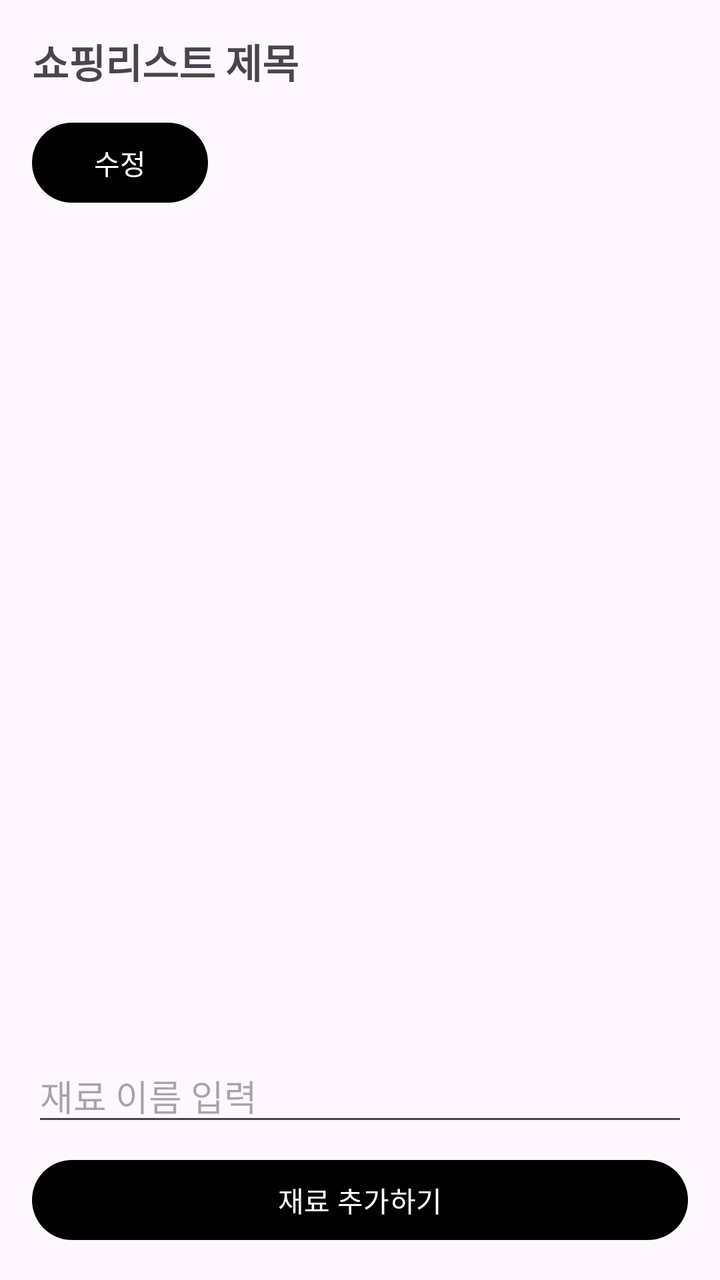
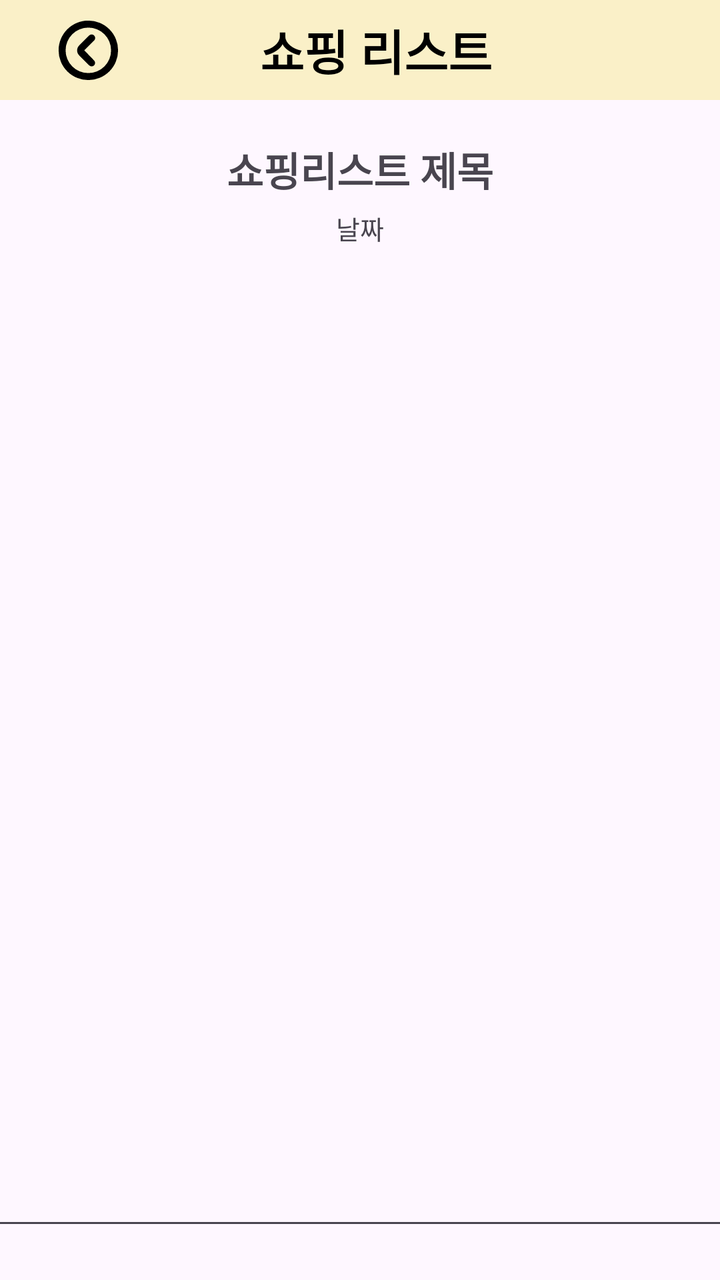

An Android layout rendered at two revisions. The XML below is the earlier revision; the diff shows what the commit changed to produce the second picture.
<!-- AndroidManifest.xml: application theme Theme.PickAndCook -->
<!-- res/layout/fragment_shopping_list_detail.xml -->
<?xml version="1.0" encoding="utf-8"?>
<LinearLayout xmlns:android="http://schemas.android.com/apk/res/android"
    android:layout_width="match_parent"
    android:layout_height="match_parent"
    android:orientation="vertical"
    android:padding="16dp">

    <TextView
        android:id="@+id/tvListTitle"
        android:layout_width="wrap_content"
        android:layout_height="wrap_content"
        android:text="쇼핑리스트 제목"
        android:textSize="20sp"
        android:textStyle="bold"
        android:layout_marginBottom="12dp" />

    <Button
        android:id="@+id/btnEditTitle"
        android:layout_width="wrap_content"
        android:layout_height="wrap_content"
        android:text="수정" />

    <androidx.recyclerview.widget.RecyclerView
        android:id="@+id/rvIngredients"
        android:layout_width="match_parent"
        android:layout_height="0dp"
        android:layout_weight="1"
        android:layout_marginBottom="12dp" />

    <EditText
        android:id="@+id/etNewIngredient"
        android:layout_width="match_parent"
        android:layout_height="wrap_content"
        android:hint="재료 이름 입력" />

    <Button
        android:id="@+id/btnAddIngredient"
        android:layout_width="match_parent"
        android:layout_height="wrap_content"
        android:text="재료 추가하기"
        android:layout_marginTop="8dp" />

</LinearLayout>
<!-- resources referenced by this layout -->
<resources>
  <style name="Theme.PickAndCook" parent="Base.Theme.PickAndCook" />
  <style name="Base.Theme.PickAndCook" parent="Theme.Material3.DayNight.NoActionBar">
          
          <item name="colorPrimary">@color/black</item>
      </style>
  <color name="black">#FF000000</color>
</resources>

<!-- the commit's change to res/layout/fragment_shopping_list_detail.xml (unified diff, before → after) -->
@@ -1,43 +1,102 @@
 <?xml version="1.0" encoding="utf-8"?>
 <LinearLayout xmlns:android="http://schemas.android.com/apk/res/android"
+    xmlns:app="http://schemas.android.com/apk/res-auto"
     android:layout_width="match_parent"
     android:layout_height="match_parent"
     android:orientation="vertical"
-    android:padding="16dp">
+    android:gravity="center_horizontal">
+
+    
+    <androidx.appcompat.widget.Toolbar
+        android:id="@+id/toolbar"
+        android:layout_width="match_parent"
+        android:layout_height="50dp"
+        android:background="@color/main"
+        android:paddingStart="16dp"
+        app:navigationIcon="@drawable/ic_arrow_back">
+
+        <TextView
+            android:layout_width="wrap_content"
+            android:layout_height="wrap_content"
+            android:layout_gravity="center"
+            android:text="쇼핑 리스트"
+            android:textAppearance="@style/TitleTextStyle" />
+    </androidx.appcompat.widget.Toolbar>
+
+    <FrameLayout
+        android:layout_width="match_parent"
+        android:layout_height="wrap_content"
+        android:layout_marginBottom="5dp">
+
+        <TextView
+            android:id="@+id/tvListTitle"
+            android:layout_width="match_parent"
+            android:layout_height="wrap_content"
+            android:text="쇼핑리스트 제목"
+            android:textSize="@dimen/title2_text_size"
+            android:textStyle="bold"
+            android:gravity="center"
+            android:layout_marginTop="20dp"/>
+
+        <EditText
+            android:id="@+id/etEditTitle"
+            android:layout_width="match_parent"
+            android:layout_height="wrap_content"
+            android:visibility="gone"
+            android:textSize="@dimen/title2_text_size"
+            android:textStyle="bold"
+            android:gravity="center"
+            android:layout_marginTop="20dp"
+            android:imeOptions="actionDone"
+            android:inputType="text"
+            android:background="@android:color/transparent" />
+    </FrameLayout>
 
     <TextView
-        android:id="@+id/tvListTitle"
-        android:layout_width="wrap_content"
+        android:id="@+id/tvDate"
+        android:layout_width="match_parent"
         android:layout_height="wrap_content"
-        android:text="쇼핑리스트 제목"
-        android:textSize="20sp"
-        android:textStyle="bold"
-        android:layout_marginBottom="12dp" />
+        android:text="날짜"
+        android:textSize="@dimen/button_size"
+        android:gravity="center" />
 
-    <Button
-        android:id="@+id/btnEditTitle"
-        android:layout_width="wrap_content"
-        android:layout_height="wrap_content"
-        android:text="수정" />
-
+    
     <androidx.recyclerview.widget.RecyclerView
         android:id="@+id/rvIngredients"
-        android:layout_width="match_parent"
+        android:layout_width="600dp"
         android:layout_height="0dp"
+        android:layout_gravity="center"
         android:layout_weight="1"
-        android:layout_marginBottom="12dp" />
+        android:layout_marginBottom="12dp"
+        android:layout_marginTop="15dp"/>
 
-    <EditText
-        android:id="@+id/etNewIngredient"
-        android:layout_width="match_parent"
+    <LinearLayout
+        android:layout_width="600dp"
         android:layout_height="wrap_content"
-        android:hint="재료 이름 입력" />
+        android:layout_marginTop="16dp"
+        android:layout_marginBottom="20dp">
 
-    <Button
-        android:id="@+id/btnAddIngredient"
-        android:layout_width="match_parent"
-        android:layout_height="wrap_content"
-        android:text="재료 추가하기"
-        android:layout_marginTop="8dp" />
+        <EditText
+            android:id="@+id/etNewIngredient"
+            android:layout_width="0dp"
+            android:layout_height="48dp"
+            android:layout_weight="1"
+            android:hint="재료 이름 입력"
+            android:paddingStart="12dp"
+            android:paddingEnd="12dp"
+            android:textSize="14sp" />
+
+        <Button
+            android:id="@+id/btnAddIngredient"
+            android:layout_width="wrap_content"
+            android:layout_height="48dp"
+            android:text="추가"
+            android:minWidth="60dp"
+            android:layout_marginStart="8dp"
+            android:backgroundTint="@color/main"
+            android:textColor="@color/black" />
+    </LinearLayout>
+
+
 
 </LinearLayout>
<!-- resource entries referenced after the edit -->
@@ -6,5 +6,25 @@
           <item name="colorPrimary">@color/black</item>
       </style>
   <color name="black">#FF000000</color>
+  <color name="main">#FAF0C8</color>
+  <dimen name="button_size">13sp</dimen>
+  <dimen name="title2_text_size">20sp</dimen>
+  <!-- drawable ic_arrow_back (drawable) -->
+  <vector xmlns:android="http://schemas.android.com/apk/res/android"
+      android:width="35dp"
+      android:height="35dp"
+      android:viewportWidth="200"
+      android:viewportHeight="200">
+    <path
+        android:pathData="M100,15a85,85 0,1 0,85 85A84.93,84.93 0,0 0,100 15ZM100,165a65,65 0,1 1,65 -65A64.87,64.87 0,0 1,100 165ZM116.5,57.5a9.67,9.67 0,0 0,-14 0L74,86a19.92,19.92 0,0 0,0 28.5L102.5,143a9.9,9.9 0,0 0,14 -14l-28,-29L117,71.5C120.5,68 120.5,61.5 116.5,57.5Z"
+        android:fillColor="#000000"/>
+  </vector>
+  <style name="TitleTextStyle">
+          <item name="android:textSize">24sp</item>
+          <item name="android:textStyle">bold</item>
+          <item name="android:textColor">#000000</item> 
+          <item name="android:fontFamily">sans-serif-medium</item>
+          <item name="android:gravity">center</item>
+      </style>
 </resources>
 
